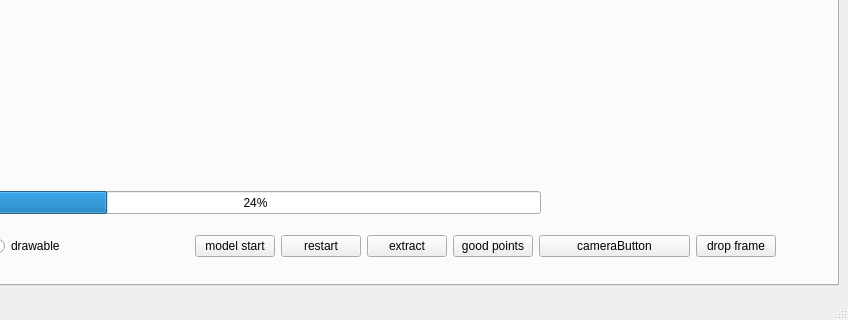
First picture: the form in qt_gl/view/applform.ui, repository dem42/exp_tran, before the edit; both pictures show x 362 to 1210 and y 384 to 704 of the 1210 by 704 pixel window.
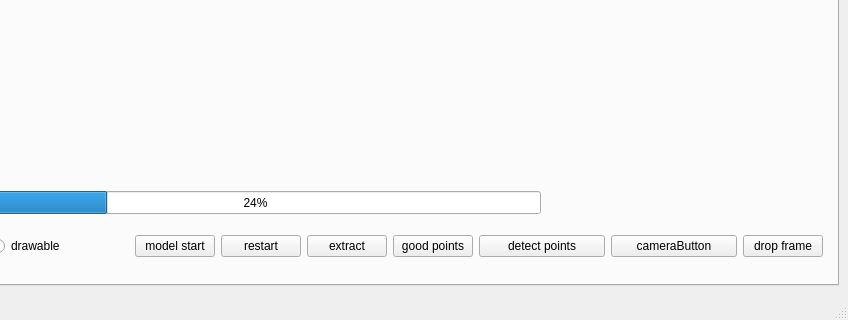
Second picture: the form after the edit. The open tabs and pages were chosen to show the change.

Patch:
```diff
--- a/qt_gl/view/applform.ui
+++ b/qt_gl/view/applform.ui
@@ -373,9 +373,9 @@
      <widget class="QWidget" name="horizontalLayoutWidget_2">
       <property name="geometry">
        <rect>
-        <x>545</x>
+        <x>485</x>
         <y>560</y>
-        <width>581</width>
+        <width>688</width>
         <height>31</height>
        </rect>
       </property>
@@ -432,6 +432,13 @@
          </property>
         </widget>
        </item>
+       <item>
+        <widget class="QPushButton" name="detect">
+         <property name="text">
+          <string>detect points</string>
+         </property>
+        </widget>
+       </item>
        <item>
         <widget class="QPushButton" name="cameraButton">
          <property name="text">
```
Left out of the diff: 10 changed lines with no effect on the pictures.
